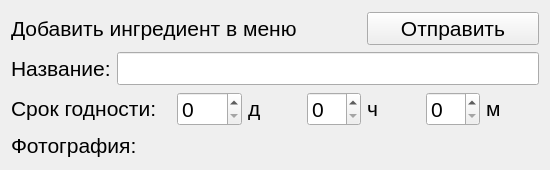
This is ingredientadderwidget.ui in Omn1/TUIadmin as Qt 5 draws it before an edit. The edited form follows.
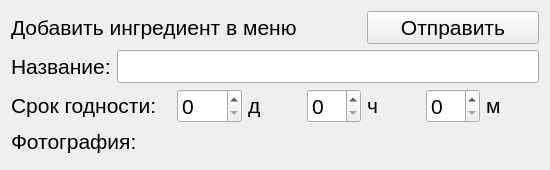
This is the edited form.

```diff
--- a/ingredientadderwidget.ui
+++ b/ingredientadderwidget.ui
@@ -16,6 +16,12 @@
     <height>170</height>
    </size>
   </property>
+  <property name="maximumSize">
+   <size>
+    <width>550</width>
+    <height>16777215</height>
+   </size>
+  </property>
   <property name="windowTitle">
    <string>Добавить ингредиент в меню</string>
   </property>
@@ -201,6 +207,19 @@
    <item row="3" column="2" colspan="6">
     <layout class="QVBoxLayout" name="verticalLayout"/>
    </item>
+   <item row="4" column="0">
+    <spacer name="verticalSpacer">
+     <property name="orientation">
+      <enum>Qt::Vertical</enum>
+     </property>
+     <property name="sizeHint" stdset="0">
+      <size>
+       <width>20</width>
+       <height>40</height>
+      </size>
+     </property>
+    </spacer>
+   </item>
   </layout>
  </widget>
  <resources/>
```
Left out of the diff: 162 changed lines with no effect on the pictures.
